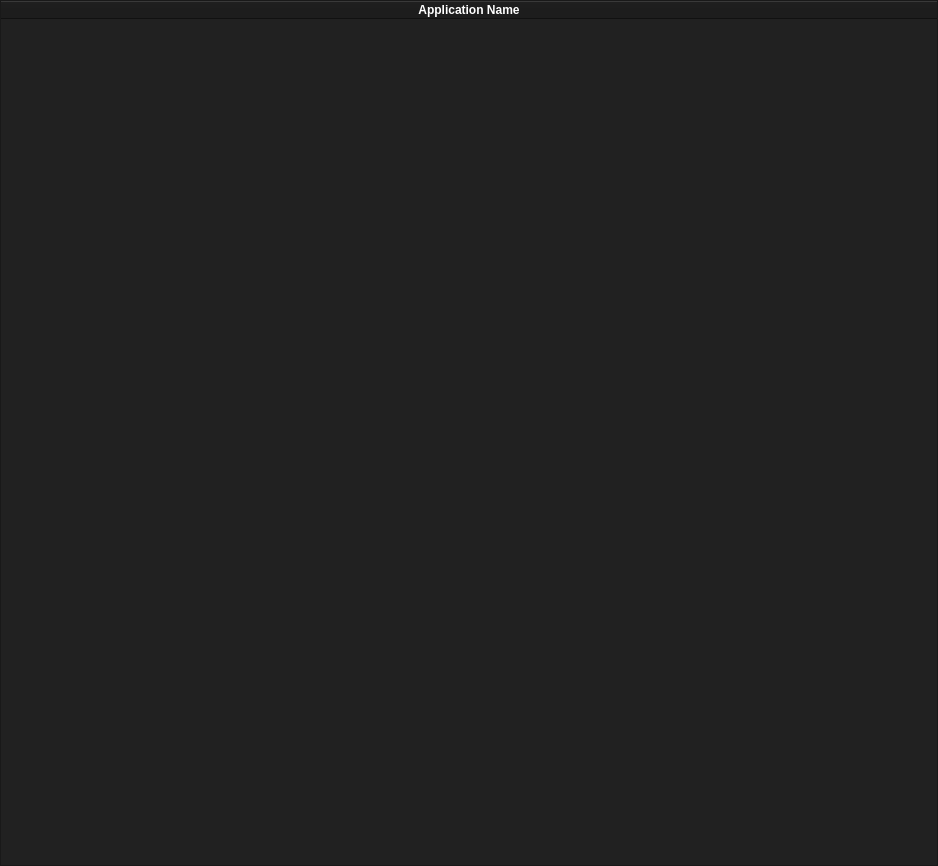
Above: ui/blockedapps.ui from HowePersonal/DistractionBlocker before the change. Below: the same form after it.
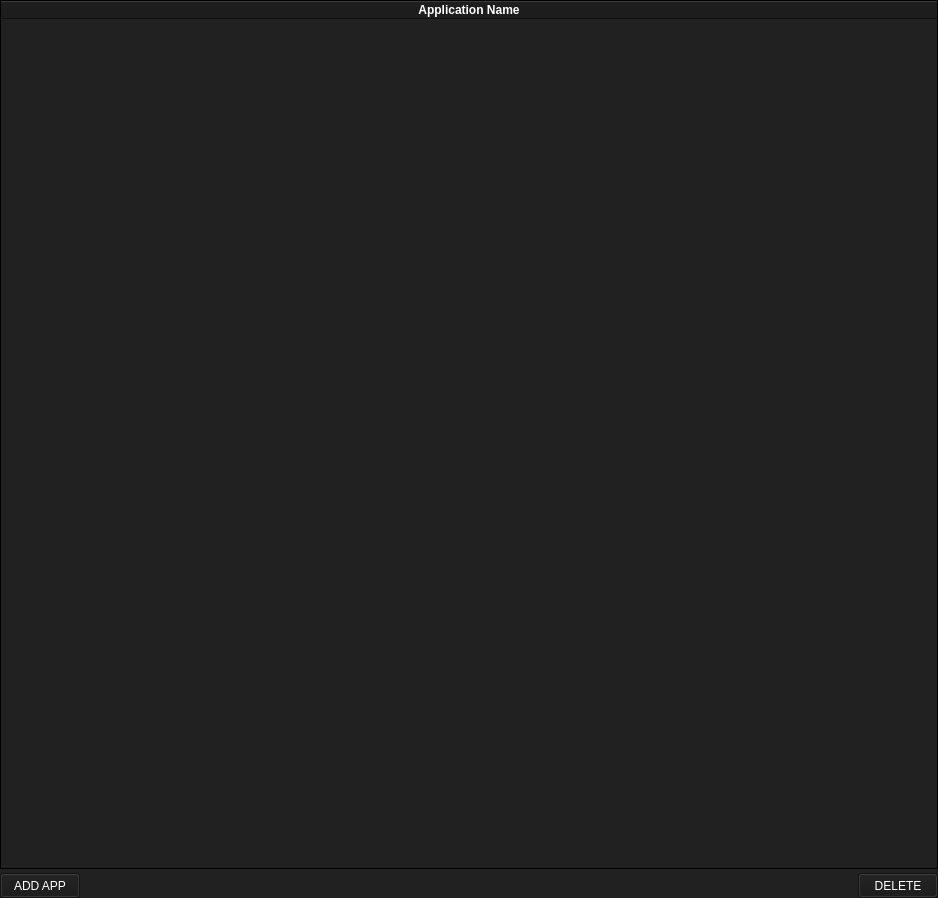
That is the form after the change.

Commit message: Resized dimensions for schedule blocks interface for better visualization of blocks.

```diff
--- a/ui/blockedapps.ui
+++ b/ui/blockedapps.ui
@@ -7,7 +7,7 @@
     <x>0</x>
     <y>0</y>
     <width>938</width>
-    <height>866</height>
+    <height>898</height>
    </rect>
   </property>
   <property name="minimumSize">
@@ -119,7 +119,7 @@
      </property>
      <property name="styleSheet">
       <string notr="true">QTableWidget {
-	
+	border: 1px solid black;
 }
 
 QHeaderView::section {
```
The commit also changes 5 other files.
